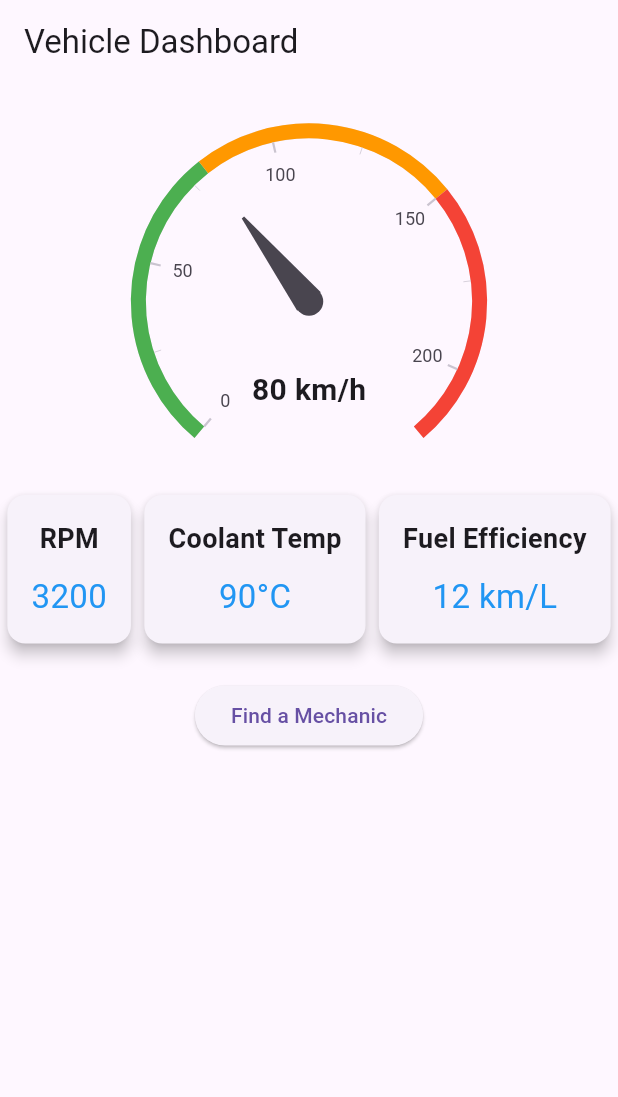
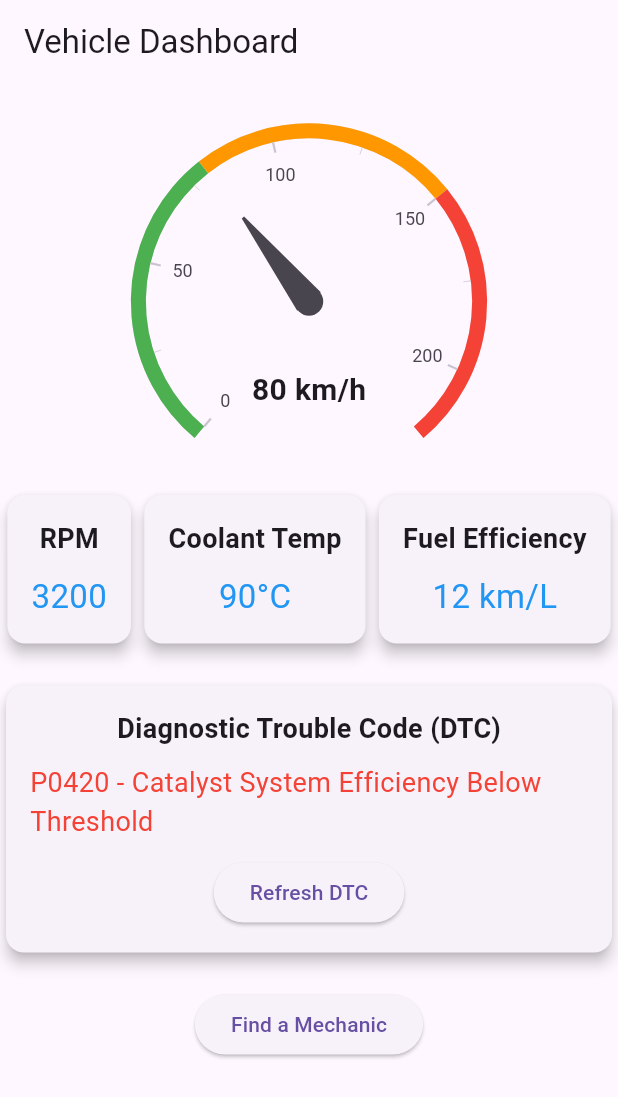
Before and after one commit to Autoshops-com/autoshopsapp, a Flutter app: the screen it shows after launch, on a phone screen of 412 x 824 dp. Shown: the top 1097 px of the screen. Run offline on Flutter 3.47's test engine with Material 3 defaults, Android fonts, the light colour scheme and no system bars; drawn by our look-alikes of syncfusion_flutter_gauges; our stand-ins replace device_preview, flutter_blue_plus.

Commit message:
Setting up base for an autoshops.com app

```diff
--- a/lib/main.dart
+++ b/lib/main.dart
@@ -1,6 +1,9 @@
 import 'package:flutter/material.dart';
 import 'package:device_preview/device_preview.dart';
 import 'package:syncfusion_flutter_gauges/gauges.dart';
+import 'package:flutter_blue_plus/flutter_blue_plus.dart';
+import 'package:http/http.dart' as http;
+import 'dart:convert';
 
 void main() {
   runApp(DevicePreview(builder: (context) => MyApp()));
@@ -19,7 +22,28 @@
   }
 }
 
-class DashboardScreen extends StatelessWidget {
+class DashboardScreen extends StatefulWidget {
+  @override
+  _DashboardScreenState createState() => _DashboardScreenState();
+}
+
+class _DashboardScreenState extends State<DashboardScreen> {
+  String dtcCode = "No Errors";
+
+  Future<void> fetchDTC() async {
+    // Simulating fetching DTC data
+    await Future.delayed(Duration(seconds: 2));
+    setState(() {
+      dtcCode = "P0420 - Catalyst System Efficiency Below Threshold";
+    });
+  }
+
+  @override
+  void initState() {
+    super.initState();
+    fetchDTC();
+  }
+
   @override
   Widget build(BuildContext context) {
     return Scaffold(
@@ -27,12 +51,11 @@
         title: Text('Vehicle Dashboard'),
       ),
       body: SingleChildScrollView(
-        // Wrap in SingleChildScrollView
         child: Column(
           children: [
             SizedBox(height: 20),
             Container(
-              height: 250, // Set a fixed height to avoid overflow issues
+              height: 250,
               child: SfRadialGauge(
                 axes: <RadialAxis>[
                   RadialAxis(
@@ -47,7 +70,7 @@
                           startValue: 150, endValue: 220, color: Colors.red),
                     ],
                     pointers: <GaugePointer>[
-                      NeedlePointer(value: 80), // Example speed
+                      NeedlePointer(value: 80),
                     ],
                     annotations: <GaugeAnnotation>[
                       GaugeAnnotation(
@@ -71,6 +94,27 @@
                 VehicleStatCard(title: "Coolant Temp", value: "90°C"),
                 VehicleStatCard(title: "Fuel Efficiency", value: "12 km/L"),
               ],
+            ),
+            SizedBox(height: 20),
+            Card(
+              elevation: 4,
+              child: Padding(
+                padding: const EdgeInsets.all(16.0),
+                child: Column(
+                  children: [
+                    Text("Diagnostic Trouble Code (DTC)",
+                        style: TextStyle(
+                            fontSize: 18, fontWeight: FontWeight.bold)),
+                    SizedBox(height: 10),
+                    Text(dtcCode, style: TextStyle(fontSize: 18, color: Colors.red)),
+                    SizedBox(height: 10),
+                    ElevatedButton(
+                      onPressed: fetchDTC,
+                      child: Text("Refresh DTC"),
+                    ),
+                  ],
+                ),
+              ),
             ),
             SizedBox(height: 20),
             ElevatedButton(
--- a/pubspec.yaml
+++ b/pubspec.yaml
@@ -13,7 +13,7 @@
   device_preview: ^1.2.0
   syncfusion_flutter_gauges: ^24.2.6
 
-  flutter_blue_plus: ^1.3.2
+  flutter_blue_plus: ^1.35.3
   http: ^0.13.6
 
 dev_dependencies:
```
Also changed, not shown: 2 other files.
